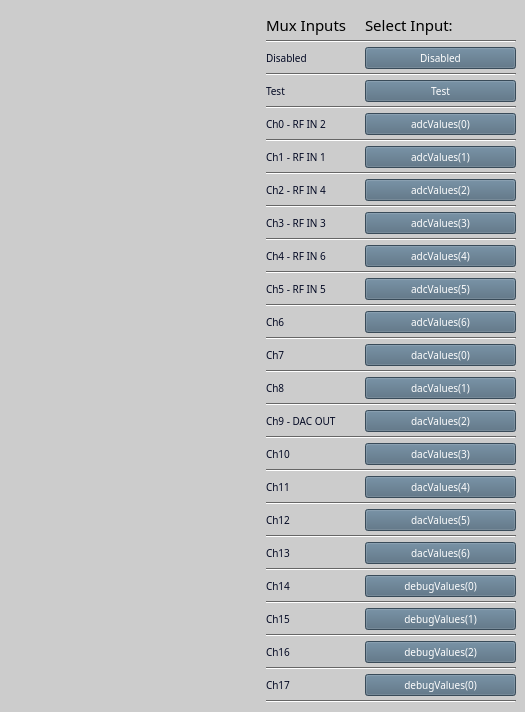
This is amc_down_converter.ui in cristinasewell/ATCA_PyDM_Screens as Qt 5 draws it before an edit. The edited form follows.
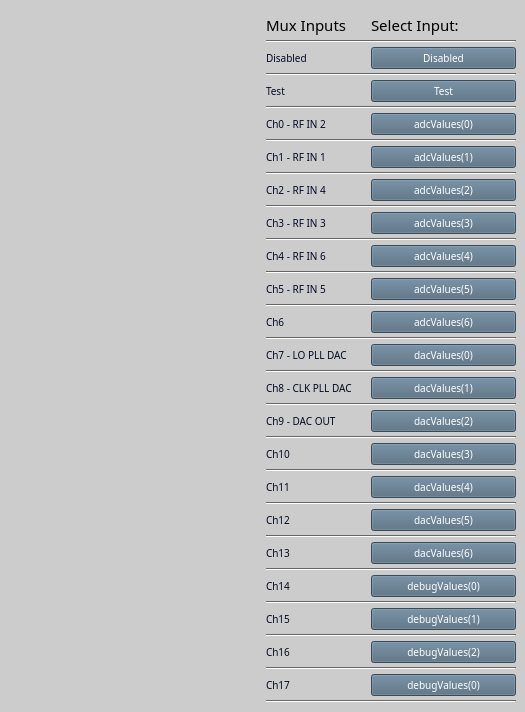
This is the edited form. Custom widgets are drawn as their Qt base class.

```diff
--- a/amc_down_converter.ui
+++ b/amc_down_converter.ui
@@ -613,7 +613,7 @@
 }</string>
        </property>
        <property name="text">
-        <string>Ch7</string>
+        <string>Ch7 - LO PLL DAC</string>
        </property>
       </widget>
      </item>
@@ -1056,7 +1056,7 @@
 }</string>
        </property>
        <property name="text">
-        <string>Ch8</string>
+        <string>Ch8 - CLK PLL DAC</string>
        </property>
       </widget>
      </item>
```
Left out of the diff: 121 changed lines with no effect on the pictures.
